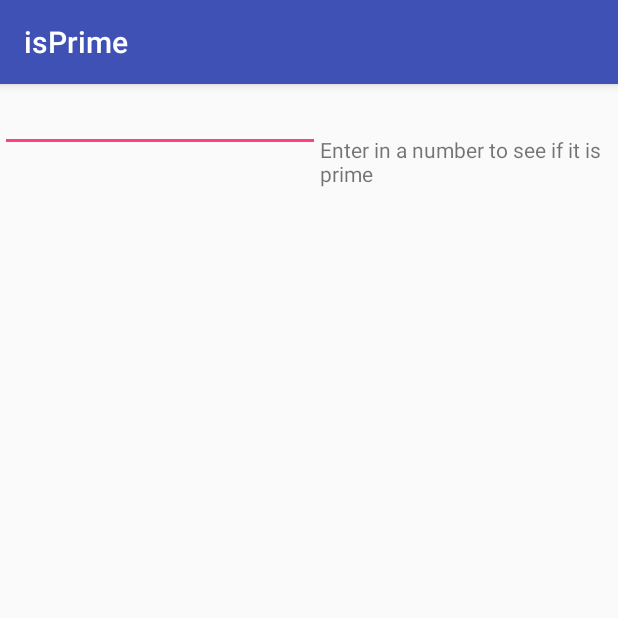
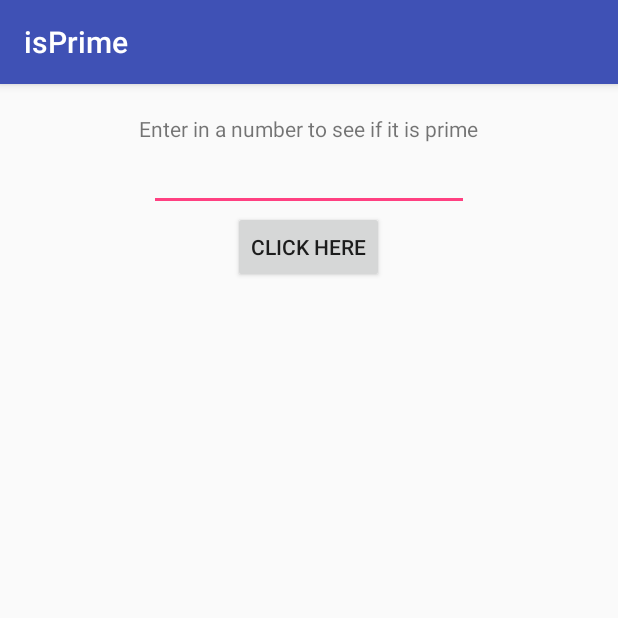
Before and after one commit to acarteas/Teaching-MobileApps, an Android app: the screen it shows after launch (MainActivity), on a phone screen of 412 x 824 dp, the top half of it. Run offline under Robolectric (Android 15) with nearby library versions, the phone set to English and light mode, and no system bars.

Commit message:
Revert "1/24/18"
This reverts commit 92b8ea767431971b7465966f13d18c64a4be3f61.

```diff
--- a/projects/project 1/fullproject1/isPrime/app/src/main/res/layout/activity_main.xml
+++ b/projects/project 1/fullproject1/isPrime/app/src/main/res/layout/activity_main.xml
@@ -6,7 +6,7 @@
     android:layout_height="match_parent"
     tools:context="com.example.wmd42.isprime.MainActivity">
 
-    <LinearLayout
+    <RelativeLayout
         android:layout_width="match_parent"
         android:layout_height="match_parent"
         tools:layout_editor_absoluteX="0dp"
@@ -47,6 +47,6 @@
             app:layout_constraintEnd_toEndOf="parent"
             app:layout_constraintStart_toStartOf="parent"
             app:layout_constraintTop_toBottomOf="@+id/editText" />
-    </LinearLayout>
+    </RelativeLayout>
 
 </android.support.constraint.ConstraintLayout>
```
